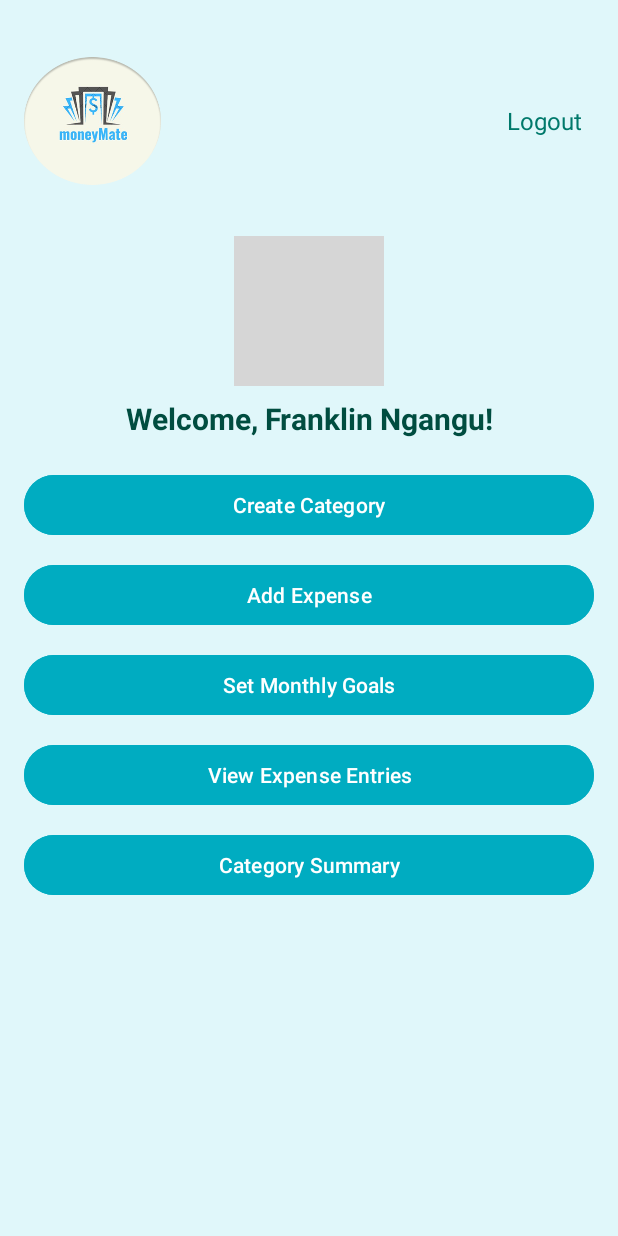
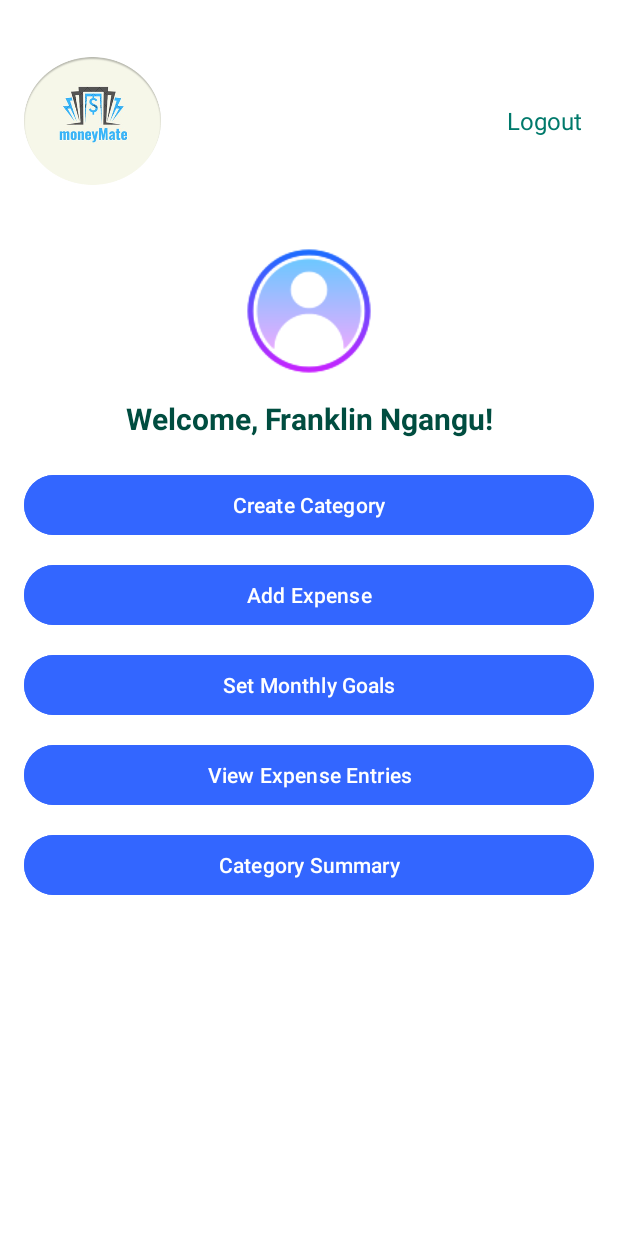
Before and after one commit to Harris0109/2.1, an Android app: the BudgetActivity screen opened directly, with no data from a screen before it, on a phone screen of 412 x 824 dp. Run offline under Robolectric (Android 15) with nearby library versions, the phone set to English and light mode, and no system bars; grey boxes are pictures that could not be loaded.

Commit message:
changed th colours of the buttons to blue and chabged backgroud colour to white

```diff
--- a/app/src/main/res/layout/activity_budget.xml
+++ b/app/src/main/res/layout/activity_budget.xml
@@ -3,7 +3,7 @@
     xmlns:app="http://schemas.android.com/apk/res-auto"
     android:layout_width="match_parent"
     android:layout_height="match_parent"
-    android:background="#E0F7FA"
+    android:background="#FFFFFF"
     android:padding="16dp">
 
     <!-- Top Row: Logo and Logout -->
@@ -47,7 +47,7 @@
         android:layout_height="100dp"
         android:layout_marginTop="12dp"
         android:layout_marginBottom="8dp"
-        android:background="@drawable/circle_background"
+        android:background="@drawable/ic_default_profile"
         android:scaleType="centerCrop"
         android:src="@drawable/ic_default_profile"
         app:layout_constraintEnd_toEndOf="parent"
@@ -75,7 +75,7 @@
         android:layout_width="0dp"
         android:layout_height="wrap_content"
         android:layout_marginTop="20dp"
-        android:backgroundTint="#00ACC1"
+        android:backgroundTint="#3366FF"
         android:text="Create Category"
         android:textColor="#FFFFFF"
         app:layout_constraintEnd_toEndOf="parent"
@@ -87,7 +87,7 @@
         android:layout_width="0dp"
         android:layout_height="wrap_content"
         android:layout_marginTop="12dp"
-        android:backgroundTint="#00ACC1"
+        android:backgroundTint="#3366FF"
         android:text="Add Expense"
         android:textColor="#FFFFFF"
         app:layout_constraintEnd_toEndOf="parent"
@@ -99,7 +99,7 @@
         android:layout_width="0dp"
         android:layout_height="wrap_content"
         android:layout_marginTop="12dp"
-        android:backgroundTint="#00ACC1"
+        android:backgroundTint="#3366FF"
         android:text="Set Monthly Goals"
         android:textColor="#FFFFFF"
         app:layout_constraintEnd_toEndOf="parent"
@@ -111,7 +111,7 @@
         android:layout_width="0dp"
         android:layout_height="wrap_content"
         android:layout_marginTop="12dp"
-        android:backgroundTint="#00ACC1"
+        android:backgroundTint="#3366FF"
         android:text="View Expense Entries"
         android:textColor="#FFFFFF"
         app:layout_constraintEnd_toEndOf="parent"
@@ -123,7 +123,7 @@
         android:layout_width="0dp"
         android:layout_height="wrap_content"
         android:layout_marginTop="12dp"
-        android:backgroundTint="#00ACC1"
+        android:backgroundTint="#3366FF"
         android:text="Category Summary"
         android:textColor="#FFFFFF"
         app:layout_constraintEnd_toEndOf="parent"
```
